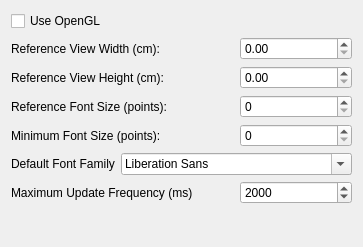
The window that src/libkstapp/generaltab.ui (Kst-plot/kst) describes before a commit, drawn with Qt 5.
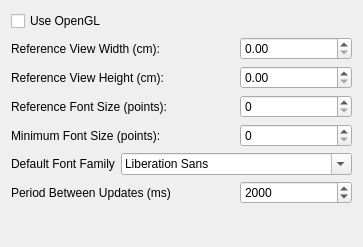
The same window after the commit.

Commit message: -Pause works now -Immediate update for some vector dialogs -Timer is minimum period, not maximum frequency - fix variable names and labels.

```diff
--- a/src/libkstapp/generaltab.ui
+++ b/src/libkstapp/generaltab.ui
@@ -81,7 +81,7 @@
    <item row="6" column="0" colspan="2" >
     <widget class="QLabel" name="label_5" >
      <property name="text" >
-      <string>Maximum Update Frequency (ms)</string>
+      <string>Period Between Updates (ms)</string>
      </property>
     </widget>
    </item>
```
The commit also changes 14 other files.
